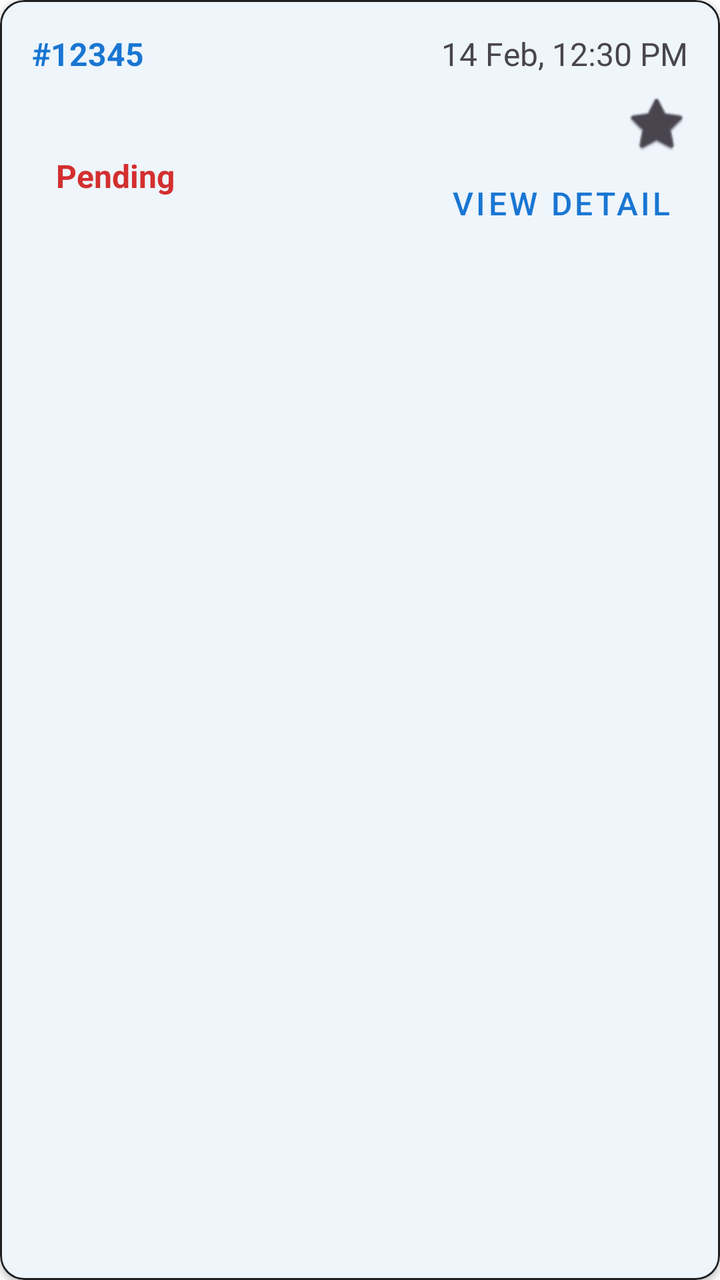
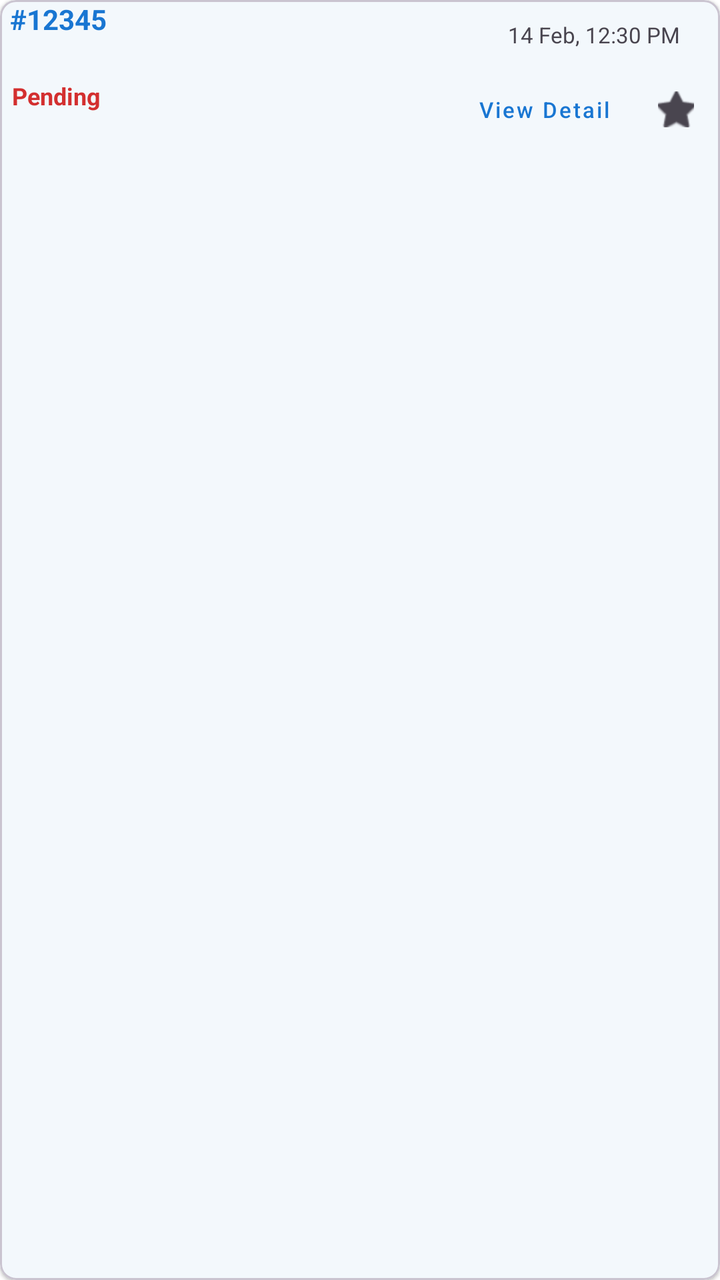

An Android layout rendered at two revisions. The XML below is the earlier revision; the diff shows what the commit changed to produce the second picture.
<!-- AndroidManifest.xml: application theme Theme.Urbanfix -->
<!-- res/layout/item_complaints.xml -->
<?xml version="1.0" encoding="utf-8"?>
<com.google.android.material.card.MaterialCardView
    xmlns:android="http://schemas.android.com/apk/res/android"
    xmlns:app="http://schemas.android.com/apk/res-auto"
    xmlns:tools="http://schemas.android.com/tools"
    android:foreground="?attr/selectableItemBackground"
    android:layout_width="match_parent"
    android:layout_height="wrap_content"
    android:layout_marginHorizontal="3dp"
    android:layout_marginVertical="4dp"
    app:cardCornerRadius="12dp"
    app:strokeColor="?attr/colorOnSurface"
    app:cardElevation="2dp"
    app:cardBackgroundColor="?attr/colorSurface"
    >

    <androidx.constraintlayout.widget.ConstraintLayout
        android:layout_width="match_parent"
        android:layout_height="wrap_content"
        android:padding="16dp">

        <TextView
            android:id="@+id/tvComplaintId"
            android:layout_width="wrap_content"
            android:layout_height="wrap_content"
            android:text="#12345"
            android:textColor="?attr/colorPrimary"
            android:textSize="?android:attr/textSize"
            android:textStyle="bold"
            app:layout_constraintStart_toStartOf="parent"
            app:layout_constraintTop_toTopOf="parent" />

        <TextView
            android:id="@+id/tvDateTime"
            android:layout_width="wrap_content"
            android:layout_height="wrap_content"
            android:text="14 Feb, 12:30 PM"
            android:textColor="?android:attr/textColorSecondary"
            android:textSize="?android:attr/textSize"
            app:layout_constraintEnd_toEndOf="parent"
            app:layout_constraintTop_toTopOf="parent" />

        <TextView
            android:id="@+id/tvStatus"
            android:layout_width="wrap_content"
            android:layout_height="wrap_content"
            android:layout_marginTop="12dp"
            android:paddingHorizontal="12dp"
            android:paddingVertical="4dp"
            android:text="Pending"
            android:textColor="#D32F2F"
            android:textSize="?android:attr/textSize"
            android:textStyle="bold"
            app:layout_constraintBottom_toBottomOf="parent"
            app:layout_constraintStart_toStartOf="parent"
            app:layout_constraintTop_toBottomOf="@+id/tvComplaintId" />

        <CheckBox
            android:id="@+id/ivStar"
            android:layout_width="32dp"
            android:layout_height="32dp"
            android:layout_marginTop="8dp"
            android:background="@null"
            android:button="@android:drawable/btn_star_big_off"
            android:buttonTint="?attr/colorPrimary"
            android:minWidth="0dp"
            android:minHeight="0dp"
            app:layout_constraintEnd_toEndOf="parent"
            app:layout_constraintTop_toBottomOf="@+id/tvDateTime" />

        <com.google.android.material.button.MaterialButton
            android:id="@+id/btnViewDetail"
            style="@style/Widget.MaterialComponents.Button.TextButton"
            android:layout_width="wrap_content"
            android:layout_height="wrap_content"
            android:text="View Detail"
            android:textSize="?android:attr/textSize"
            app:layout_constraintBottom_toBottomOf="parent"
            app:layout_constraintEnd_toEndOf="parent"
            app:layout_constraintTop_toBottomOf="@+id/ivStar" />

    </androidx.constraintlayout.widget.ConstraintLayout>

</com.google.android.material.card.MaterialCardView>
<!-- resources referenced by this layout -->
<resources>
  <style name="Theme.Urbanfix" parent="Base.Theme.Urbanfix" />
  <style name="Base.Theme.Urbanfix" parent="Theme.Material3.DayNight.NoActionBar">
          <item name="colorPrimary">#1976D2</item>
          <item name="colorOnPrimary">#FFFFFF</item>
          <item name="colorSecondary">#42A5F5</item>
          <item name="colorOnSecondary">#FFFFFF</item>
          <item name="android:statusBarColor">#1976D2</item>
          <item name="android:windowBackground">#FFFFFF</item>
          <item name="colorSurface">#FFFFFF</item>
          <item name="colorOnSurface">#212121</item>
          <item name="colorSurfaceVariant">#F5F5F5</item>
          <item name="android:textSize">16sp</item>
      </style>
</resources>

<!-- the commit's change to res/layout/item_complaints.xml (unified diff, before → after) -->
@@ -3,29 +3,25 @@
     xmlns:android="http://schemas.android.com/apk/res/android"
     xmlns:app="http://schemas.android.com/apk/res-auto"
     xmlns:tools="http://schemas.android.com/tools"
-    android:foreground="?attr/selectableItemBackground"
     android:layout_width="match_parent"
     android:layout_height="wrap_content"
-    android:layout_marginHorizontal="3dp"
-    android:layout_marginVertical="4dp"
-    app:cardCornerRadius="12dp"
-    app:strokeColor="?attr/colorOnSurface"
-    app:cardElevation="2dp"
-    app:cardBackgroundColor="?attr/colorSurface"
-    >
+    android:layout_marginHorizontal="2dp"
+    android:layout_marginVertical="2dp"
+    app:cardCornerRadius="8dp"
+    app:cardElevation="1dp"
+    android:foreground="?attr/selectableItemBackground">
 
     <androidx.constraintlayout.widget.ConstraintLayout
         android:layout_width="match_parent"
-        android:layout_height="wrap_content"
-        android:padding="16dp">
-
+        android:layout_height="wrap_content">
         <TextView
             android:id="@+id/tvComplaintId"
             android:layout_width="wrap_content"
             android:layout_height="wrap_content"
+            android:layout_marginLeft="5dp"
             android:text="#12345"
             android:textColor="?attr/colorPrimary"
-            android:textSize="?android:attr/textSize"
+            android:textSize="14sp"
             android:textStyle="bold"
             app:layout_constraintStart_toStartOf="parent"
             app:layout_constraintTop_toTopOf="parent" />
@@ -34,9 +30,11 @@
             android:id="@+id/tvDateTime"
             android:layout_width="wrap_content"
             android:layout_height="wrap_content"
+            android:paddingTop="10dp"
+            android:paddingRight="20dp"
             android:text="14 Feb, 12:30 PM"
             android:textColor="?android:attr/textColorSecondary"
-            android:textSize="?android:attr/textSize"
+            android:textSize="11sp"
             app:layout_constraintEnd_toEndOf="parent"
             app:layout_constraintTop_toTopOf="parent" />
 
@@ -44,12 +42,12 @@
             android:id="@+id/tvStatus"
             android:layout_width="wrap_content"
             android:layout_height="wrap_content"
-            android:layout_marginTop="12dp"
-            android:paddingHorizontal="12dp"
-            android:paddingVertical="4dp"
+            android:layout_marginTop="6dp"
+            android:paddingHorizontal="6dp"
+            android:paddingVertical="1dp"
             android:text="Pending"
             android:textColor="#D32F2F"
-            android:textSize="?android:attr/textSize"
+            android:textSize="12sp"
             android:textStyle="bold"
             app:layout_constraintBottom_toBottomOf="parent"
             app:layout_constraintStart_toStartOf="parent"
@@ -57,28 +55,33 @@
 
         <CheckBox
             android:id="@+id/ivStar"
-            android:layout_width="32dp"
-            android:layout_height="32dp"
-            android:layout_marginTop="8dp"
+            android:layout_width="24dp"
+            android:layout_height="24dp"
             android:background="@null"
             android:button="@android:drawable/btn_star_big_off"
             android:buttonTint="?attr/colorPrimary"
-            android:minWidth="0dp"
-            android:minHeight="0dp"
+            android:layout_marginEnd="10dp"
+            android:scaleX="0.75"
+            android:scaleY="0.75"
+            app:layout_constraintBottom_toBottomOf="parent"
             app:layout_constraintEnd_toEndOf="parent"
-            app:layout_constraintTop_toBottomOf="@+id/tvDateTime" />
+            app:layout_constraintTop_toTopOf="@+id/tvStatus" />
 
         <com.google.android.material.button.MaterialButton
             android:id="@+id/btnViewDetail"
             style="@style/Widget.MaterialComponents.Button.TextButton"
             android:layout_width="wrap_content"
-            android:layout_height="wrap_content"
+            android:layout_height="32dp"
+            android:minHeight="0dp"
+            android:layout_marginEnd="10dp"
+            android:insetTop="0dp"
+            android:insetBottom="0dp"
             android:text="View Detail"
-            android:textSize="?android:attr/textSize"
-            app:layout_constraintBottom_toBottomOf="parent"
-            app:layout_constraintEnd_toEndOf="parent"
-            app:layout_constraintTop_toBottomOf="@+id/ivStar" />
+            android:textAllCaps="false"
+            android:textSize="11sp"
+            app:layout_constraintBottom_toBottomOf="@+id/ivStar"
+            app:layout_constraintEnd_toStartOf="@+id/ivStar"
+            app:layout_constraintTop_toTopOf="@+id/ivStar" />
 
     </androidx.constraintlayout.widget.ConstraintLayout>
-
 </com.google.android.material.card.MaterialCardView>
